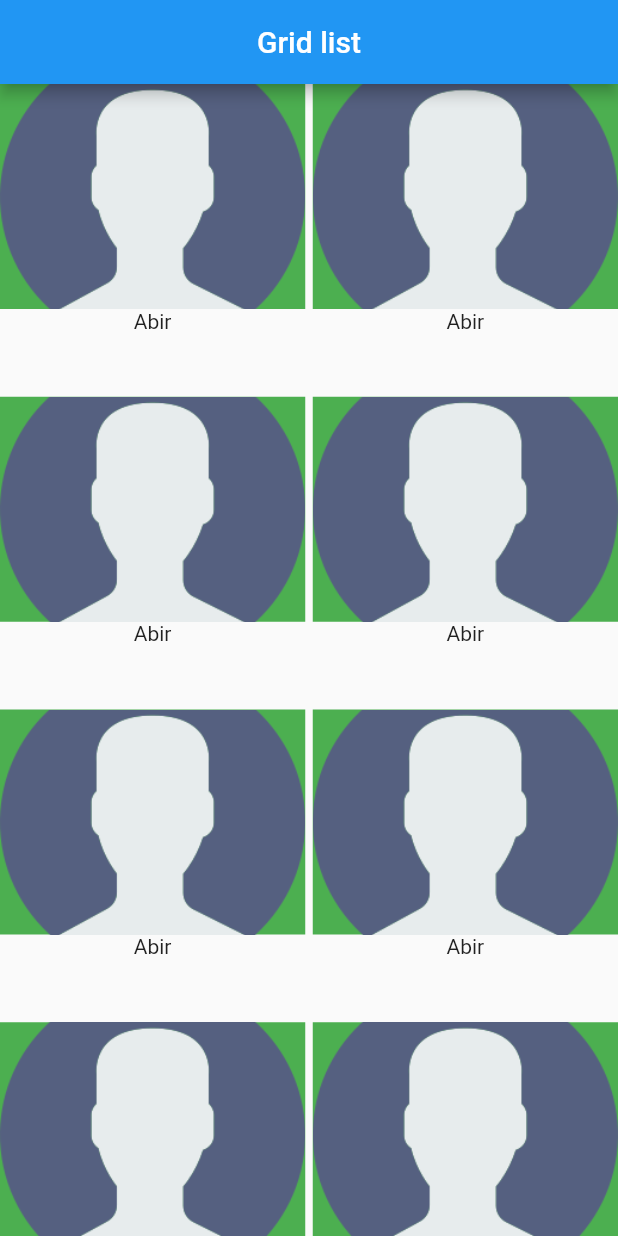
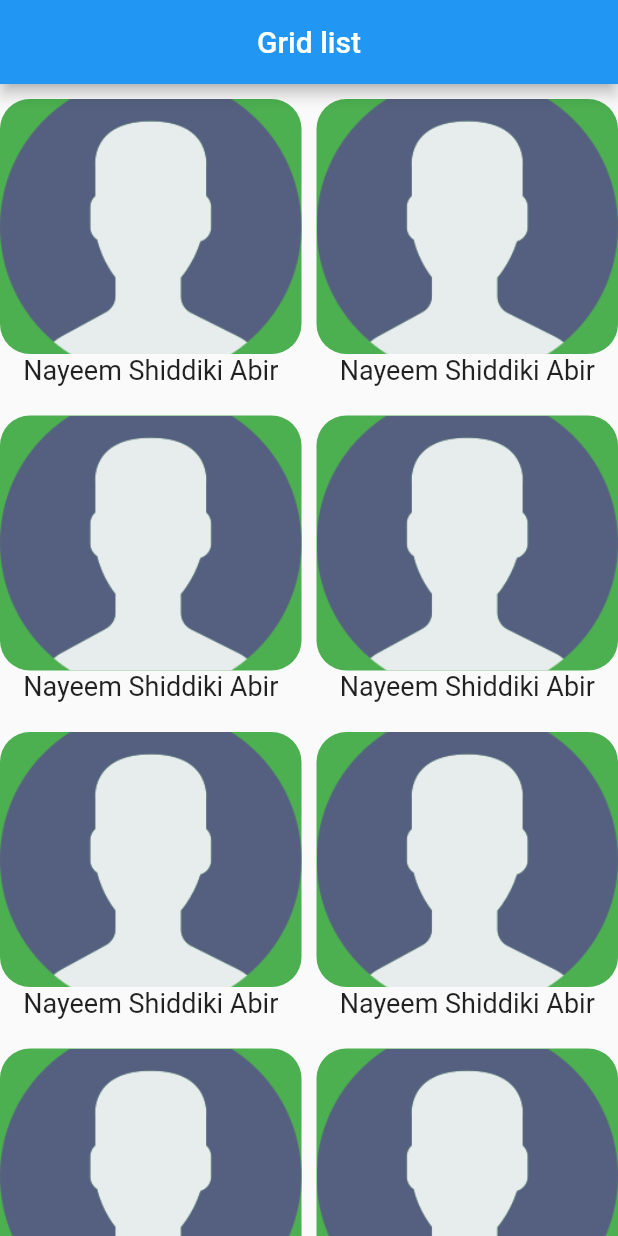
Before and after one commit to abircse/Flutter-Journey, a Flutter app: the screen it shows after launch, on a phone screen of 412 x 824 dp. Run offline on Flutter 3.47's test engine with Material 2 defaults, Android fonts, the phone set to English and light mode, and no system bars.

Commit message:
updated grid view codebase

```diff
--- a/lib/topics/grid/gridlistview.dart
+++ b/lib/topics/grid/gridlistview.dart
@@ -6,24 +6,30 @@ class MyGridViewScreen extends StatelessWidget {
   @override
   Widget build(BuildContext context) {
     return Scaffold(
-      appBar: AppBar(title: Text("Grid list"), centerTitle: true),
+      appBar: AppBar(title: const Text("Grid list"), centerTitle: true),
       body: GridView.builder(
           itemCount: 8,
           gridDelegate: const SliverGridDelegateWithFixedCrossAxisCount(
-              crossAxisCount: 2, crossAxisSpacing: 5, mainAxisSpacing: 5),
+              crossAxisCount: 2, crossAxisSpacing: 10, mainAxisSpacing: 10),
           itemBuilder: (context, index) {
             return Column(
               children: [
+                const SizedBox(height: 10, width: 10),
                 Container(
                   width: double.infinity,
-                  height: 150,
-                  decoration: const BoxDecoration(
+                  height: 170,
+                  decoration: BoxDecoration(
                       color: Colors.green,
-                      image: DecorationImage(
+                      borderRadius: BorderRadius.circular(20),
+                      image: const DecorationImage(
                           image: AssetImage("images/user.png"),
                           fit: BoxFit.cover)),
                 ),
-                Text("Abir")
+                const Text(
+                  "Nayeem Shiddiki Abir",
+                  textAlign: TextAlign.start,
+                  style: TextStyle(fontSize: 18)
+                )
               ],
             );
           }),
```
